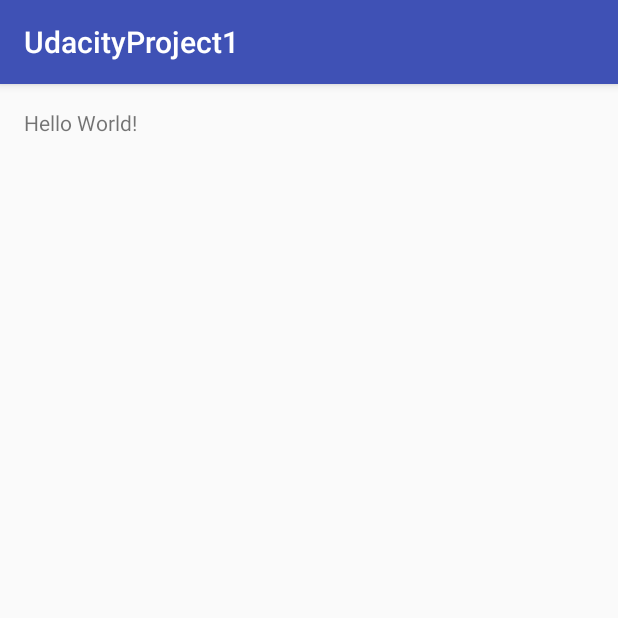
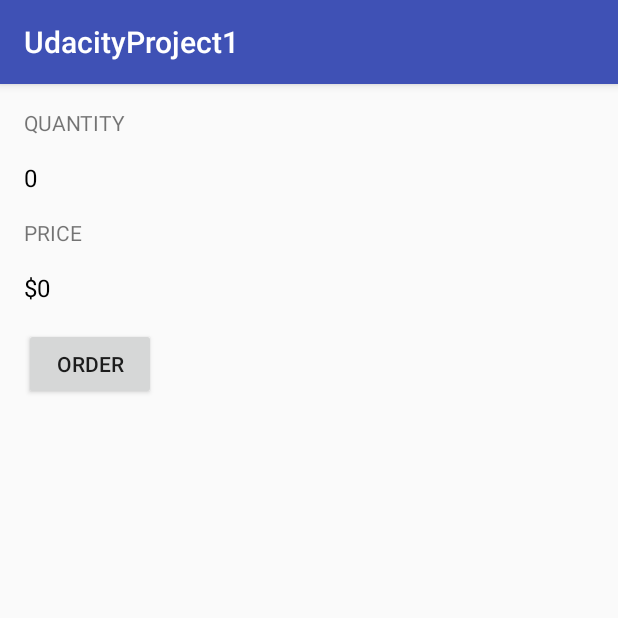
Before and after one commit to sh8121/UdacityProject1, an Android app: the screen it shows after launch (MainActivity), on a phone screen of 412 x 824 dp, the top half of it. Run offline under Robolectric (Android 15) with nearby library versions, the phone set to English and light mode, and no system bars.

Commit message:
Add button and variable

```diff
--- a/UdacityProject1/app/src/main/java/com/example/sboo/udacityproject1/MainActivity.java
+++ b/UdacityProject1/app/src/main/java/com/example/sboo/udacityproject1/MainActivity.java
@@ -2,6 +2,10 @@ package com.example.sboo.udacityproject1;
 
 import android.support.v7.app.AppCompatActivity;
 import android.os.Bundle;
+import android.view.View;
+import android.widget.TextView;
+
+import java.text.NumberFormat;
 
 public class MainActivity extends AppCompatActivity {
 
@@ -10,4 +14,20 @@ public class MainActivity extends AppCompatActivity {
         super.onCreate(savedInstanceState);
         setContentView(R.layout.activity_main);
     }
+
+    public void submitOrder(View v){
+        int numberOfcoffees = 2;
+        display(numberOfcoffees);
+        displayPrice(numberOfcoffees * 5);
+    }
+
+    private void display(int number){
+        TextView quantityTextView = (TextView)findViewById(R.id.quantity_text_view);
+        quantityTextView.setText("" + number);
+    }
+
+    private void displayPrice(int number){
+        TextView priceTextView = (TextView)findViewById(R.id.price_text_view);
+        priceTextView.setText(NumberFormat.getCurrencyInstance().format(number));
+    }
 }
--- a/UdacityProject1/app/src/main/res/layout/activity_main.xml
+++ b/UdacityProject1/app/src/main/res/layout/activity_main.xml
@@ -7,10 +7,42 @@
     android:paddingLeft="@dimen/activity_horizontal_margin"
     android:paddingRight="@dimen/activity_horizontal_margin"
     android:paddingTop="@dimen/activity_vertical_margin"
-    tools:context="com.example.sboo.udacityproject1.MainActivity">
+    tools:context="com.example.sboo.udacityproject1.MainActivity"
+    android:orientation="vertical">
 
     <TextView
         android:layout_width="wrap_content"
         android:layout_height="wrap_content"
-        android:text="Hello World!" />
+        android:text="quantity"
+        android:textAllCaps="true"
+        android:layout_marginBottom="16dp"/>
+    <TextView
+        android:id="@+id/quantity_text_view"
+        android:layout_width="wrap_content"
+        android:layout_height="wrap_content"
+        android:text="0"
+        android:textSize="16sp"
+        android:textColor="@android:color/black"/>
+    <TextView
+        android:layout_width="wrap_content"
+        android:layout_height="wrap_content"
+        android:layout_marginTop="16dp"
+        android:text="price"
+        android:textAllCaps="true"/>
+
+    <TextView
+        android:id="@+id/price_text_view"
+        android:layout_width="wrap_content"
+        android:layout_height="wrap_content"
+        android:layout_marginTop="16dp"
+        android:textSize="16sp"
+        android:text="$0"
+        android:textColor="@android:color/black"/>
+
+    <Button
+        android:layout_width="wrap_content"
+        android:layout_height="wrap_content"
+        android:layout_marginTop="16dp"
+        android:text="order"
+        android:onClick="submitOrder"/>
 </LinearLayout>
```
